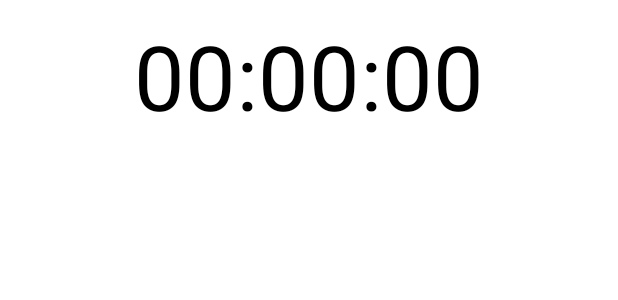
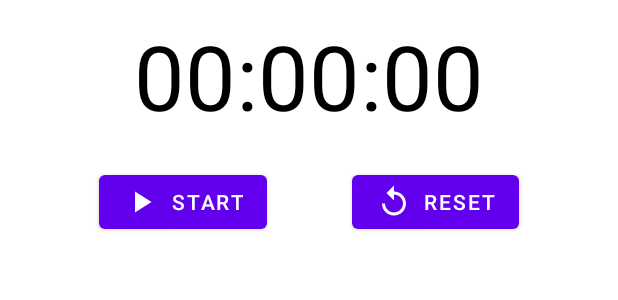
Before and after one commit to chehutchinsonserju/clock-app, an Android app: the layout activity_main.xml on its own in the app's theme, with its tools: preview values and no code run, on a phone screen of 412 x 824 dp. Shown: the top 300 px of the screen. Run offline under Robolectric (Android 15) with nearby library versions, the phone set to English and light mode, and no system bars.

Commit message:
Update activity_main.xml

```diff
--- a/timer/app/src/main/res/layout/activity_main.xml
+++ b/timer/app/src/main/res/layout/activity_main.xml
@@ -1,12 +1,12 @@
 <?xml version="1.0" encoding="utf-8"?>
 <LinearLayout
+    android:orientation="vertical"
     xmlns:android="http://schemas.android.com/apk/res/android"
+    xmlns:app="http://schemas.android.com/apk/res-auto"
     xmlns:tools="http://schemas.android.com/tools"
-    xmlns:app="http://schemas.android.com/apk/res-auto"
     android:layout_width="match_parent"
     android:layout_height="match_parent"
-    tools:context=".MainActivity"
-    android:orientation="horizontal">
+    tools:context=".MainActivity">
 
     <TextView
         android:id="@+id/time"
@@ -28,28 +28,23 @@
             android:layout_width="wrap_content"
             android:layout_height="wrap_content"
             android:text="start"
+            app:icon="@drawable/playicon"
+            app:layout_constraintBottom_toBottomOf="parent"
             app:layout_constraintStart_toStartOf="parent"
-            app:layout_constraintTop_toTopOf="parent"
-            app:layout_constraintBottom_toBottomOf="parent"
-            app:layout_constraintEnd_toStartOf="@+id/btnReset"
-
-            app:icon="@drawable/playicon"/>
+            app:layout_constraintEnd_toStartOf="@id/btnReset"
+            app:layout_constraintTop_toTopOf="parent" />
 
         <com.google.android.material.button.MaterialButton
             android:id="@+id/btnReset"
             android:layout_width="wrap_content"
             android:layout_height="wrap_content"
             android:text="reset"
-            app:layout_constraintStart_toStartOf="parent"
-            app:layout_constraintTop_toTopOf="parent"
+            app:icon="@drawable/reseticon"
             app:layout_constraintBottom_toBottomOf="parent"
+            app:layout_constraintEnd_toEndOf="parent"
             app:layout_constraintStart_toEndOf="@+id/btnStartStop"
-
-            app:icon="@drawable/reseticon"/>
-
-
+            app:layout_constraintTop_toTopOf="parent" />
 
     </androidx.constraintlayout.widget.ConstraintLayout>
 
-
 </LinearLayout>
```
